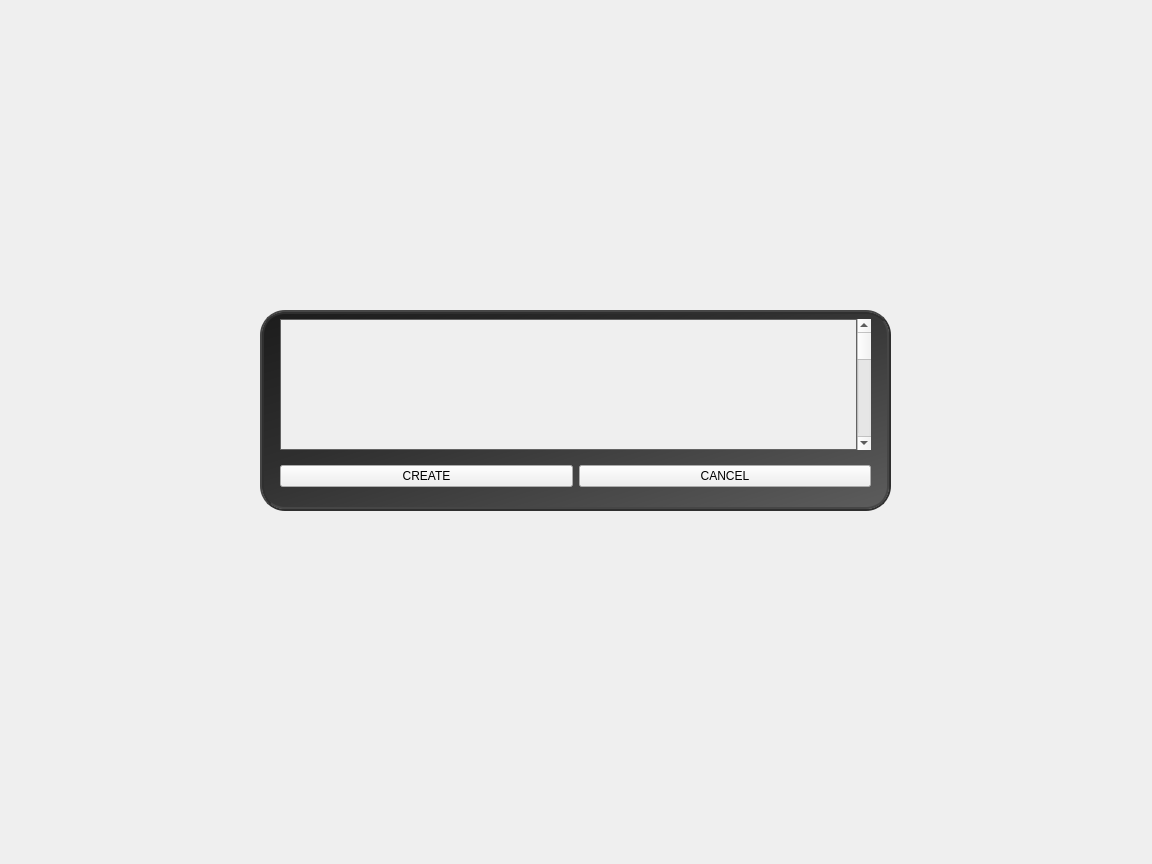
Qt form src/client/gui/creategame.ui (HqWisen/CityLord) before a commit.
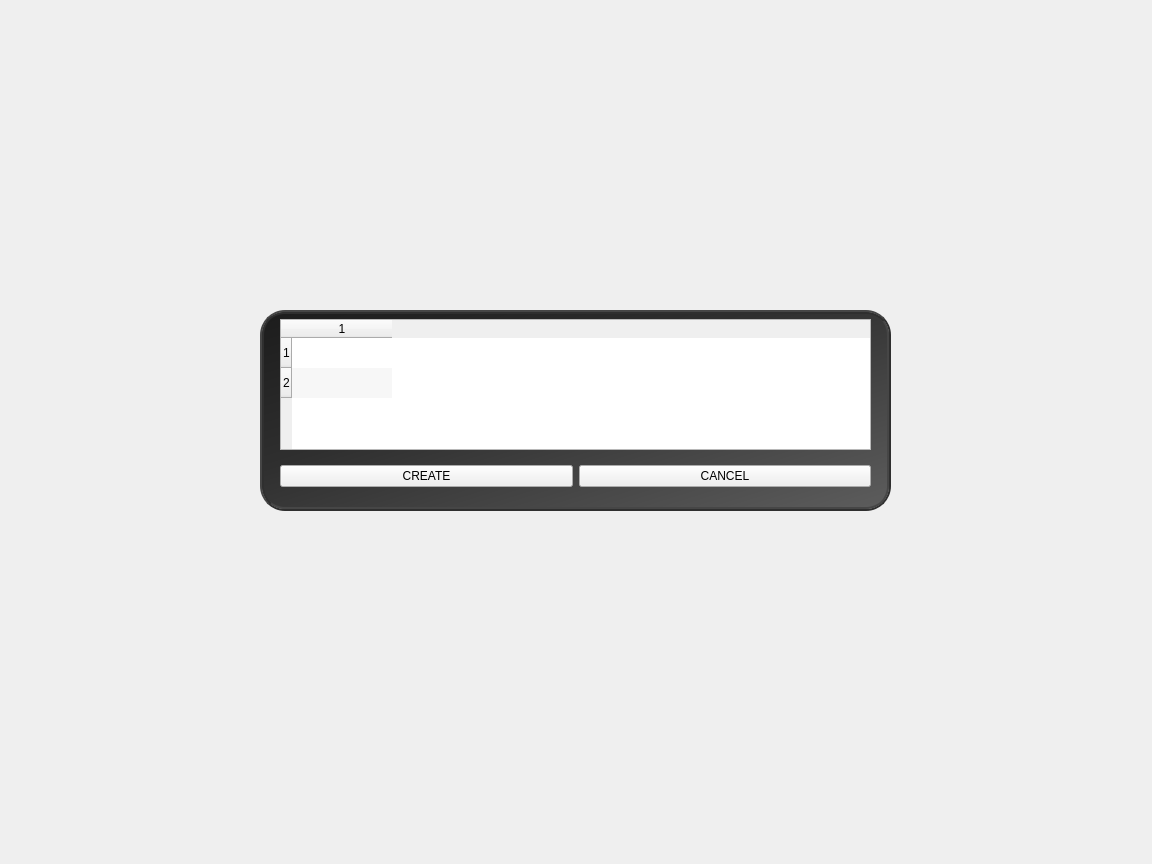
The same form after that commit. Icons and pictures are not drawn.

Patch:
```diff
--- a/src/client/gui/creategame.ui
+++ b/src/client/gui/creategame.ui
@@ -532,30 +532,37 @@
          <number>0</number>
         </property>
         <item>
-         <widget class="QScrollArea" name="scrollArea">
-          <property name="styleSheet">
-           <string notr="true">QScrollArea{background-color:grey;}</string>
-          </property>
-          <property name="widgetResizable">
+         <widget class="QTableWidget" name="tableWidget">
+          <property name="alternatingRowColors">
            <bool>true</bool>
           </property>
-          <widget class="QWidget" name="scrollAreaWidgetContents">
-           <property name="geometry">
-            <rect>
-             <x>0</x>
-             <y>0</y>
-             <width>574</width>
-             <height>127</height>
-            </rect>
-           </property>
-          </widget>
-         </widget>
-        </item>
-        <item>
-         <widget class="QScrollBar" name="verticalScrollBar">
-          <property name="orientation">
-           <enum>Qt::Vertical</enum>
+          <property name="selectionBehavior">
+           <enum>QAbstractItemView::SelectRows</enum>
           </property>
+          <property name="iconSize">
+           <size>
+            <width>0</width>
+            <height>0</height>
+           </size>
+          </property>
+          <property name="showGrid">
+           <bool>false</bool>
+          </property>
+          <property name="gridStyle">
+           <enum>Qt::CustomDashLine</enum>
+          </property>
+          <property name="rowCount">
+           <number>2</number>
+          </property>
+          <property name="columnCount">
+           <number>1</number>
+          </property>
+          <attribute name="horizontalHeaderShowSortIndicator" stdset="0">
+           <bool>false</bool>
+          </attribute>
+          <row/>
+          <row/>
+          <column/>
          </widget>
         </item>
        </layout>
```
Left out of the diff: 8 changed lines with no effect on the pictures.
